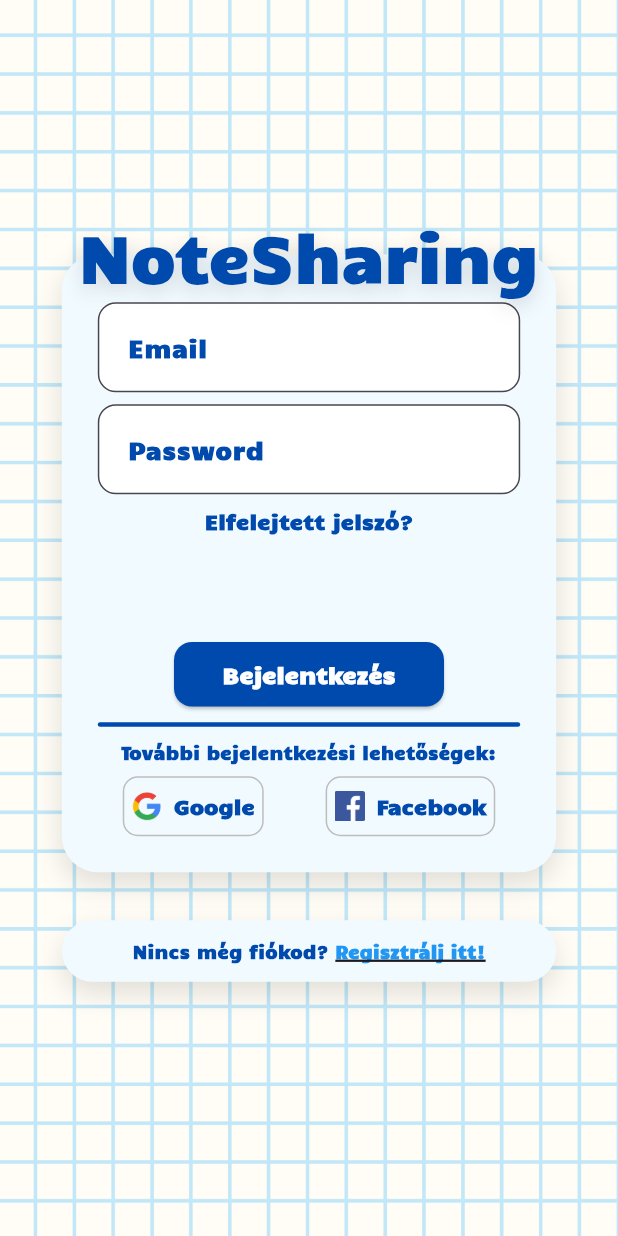
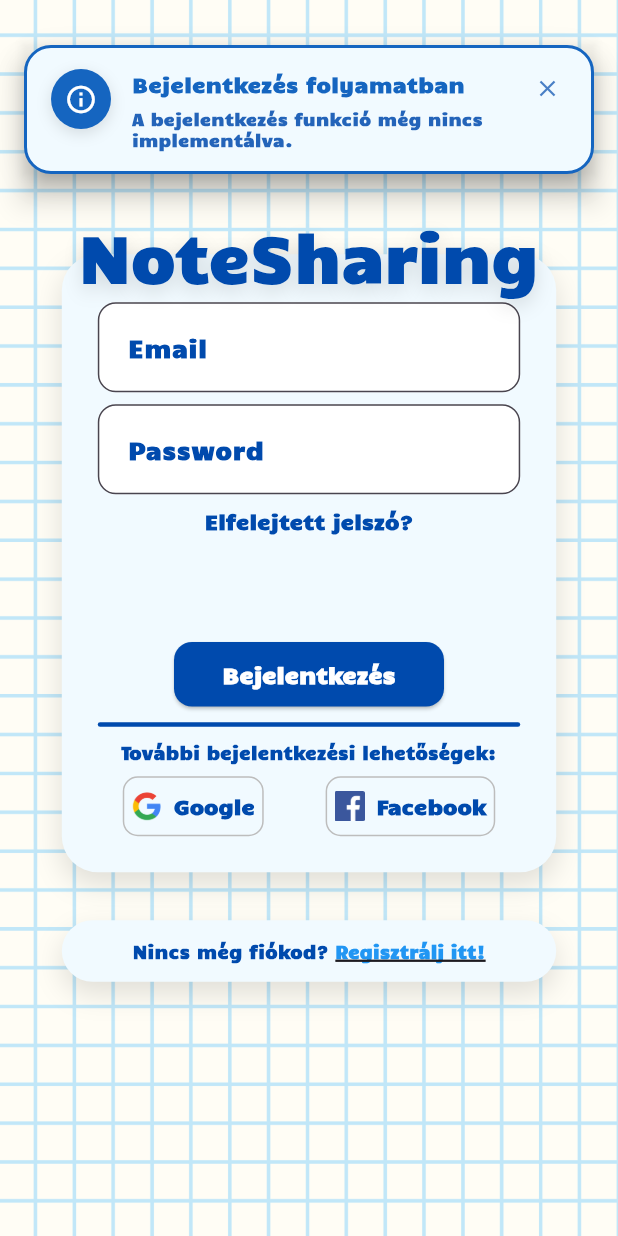
Before and after one commit to BojszaReka/NoteSharing, a Flutter app: the screen it shows after launch, after a tap on "Bejelentkezés", on a phone screen of 412 x 824 dp. Run offline on Flutter 3.47's test engine with Material 3 defaults, Android fonts, the phone set to English and light mode, and no system bars.

Commit message:
#35 Notification system is fully implemented and usable

```diff
--- a/NoteSharing_UI/lib/application/configs/app_colors.dart
+++ b/NoteSharing_UI/lib/application/configs/app_colors.dart
@@ -3,8 +3,20 @@ import 'package:flutter/material.dart';
 abstract class AppColors {
   static const Color _blue1 = Color(0xFF004AAD);
   static const Color _lightBlue1 = Color(0xFFF1FAFF);
+  // Notification palette
+  static const Color _error = Color(0xFFE53935); // Red 600-ish
+  static const Color _success = Color(0xFF2E7D32); // Green 700-ish
+  static const Color _info = Color(0xFF1565C0); // Blue 800-ish
+  static const Color _warning = Color(0xFFF9A825); // Amber 800 (reserved for future)
 
   // Login Page Colors
   static const loginMainTextColor = _blue1;
   static const loginBoxBackgroundColor = _lightBlue1;
+
+  // Notifications (exported)
+  static const notificationError = _error;
+  static const notificationSuccess = _success;
+  static const notificationInfo = _info;
+  static const notificationWarning = _warning; // not yet used, future expansion
+  static const notificationBackground = Colors.white; // Card surface for notifications
 }
--- /dev/null
+++ b/NoteSharing_UI/lib/common/notifications/app_notification.dart
@@ -0,0 +1,44 @@
+import 'package:flutter/material.dart';
+import 'package:notesharing_ui/application/configs/app_colors.dart';
+
+enum AppNotificationType { error, info, success }
+
+class AppNotification {
+  final String id;
+  final String title;
+  final String? message;
+  final AppNotificationType type;
+  final Duration duration;
+  final DateTime createdAt;
+
+  AppNotification({
+    required this.id,
+    required this.title,
+    this.message,
+    required this.type,
+    Duration? duration,
+  })  : duration = duration ?? const Duration(seconds: 4),
+        createdAt = DateTime.now();
+}
+
+IconData notificationIcon(AppNotificationType type) {
+  switch (type) {
+    case AppNotificationType.error:
+      return Icons.error_outline;
+    case AppNotificationType.success:
+      return Icons.check_circle_outline;
+    case AppNotificationType.info:
+      return Icons.info_outline;
+  }
+}
+
+Color notificationColor(AppNotificationType type) {
+  switch (type) {
+    case AppNotificationType.error:
+      return AppColors.notificationError;
+    case AppNotificationType.success:
+      return AppColors.notificationSuccess;
+    case AppNotificationType.info:
+      return AppColors.notificationInfo;
+  }
+}
--- /dev/null
+++ b/NoteSharing_UI/lib/common/notifications/notification_host.dart
@@ -0,0 +1,172 @@
+import 'package:flutter/material.dart';
+import 'app_notification.dart';
+import 'notification_service.dart';
+import 'package:notesharing_ui/application/configs/app_colors.dart';
+
+class NotificationHost extends StatelessWidget {
+  final Widget child;
+  const NotificationHost({super.key, required this.child});
+
+  @override
+  Widget build(BuildContext context) {
+    return Stack(
+      children: [
+        child,
+        Positioned(
+          top: 24,
+          left: 0,
+            right: 0,
+          child: SafeArea(
+            child: _NotificationOverlay(),
+          ),
+        ),
+      ],
+    );
+  }
+}
+
+class _NotificationOverlay extends StatelessWidget {
+  @override
+  Widget build(BuildContext context) {
+    final service = NotificationProvider.of(context);
+    final notes = service.notifications;
+    return Column(
+      mainAxisSize: MainAxisSize.min,
+      children: [
+        for (final n in notes)
+          Padding(
+            padding: const EdgeInsets.symmetric(horizontal: 16, vertical: 6),
+            child: _NotificationCard(notification: n, onDismiss: () => service.dismiss(n.id)),
+          ),
+      ],
+    );
+  }
+}
+
+class _NotificationCard extends StatefulWidget {
+  final AppNotification notification;
+  final VoidCallback onDismiss;
+  const _NotificationCard({required this.notification, required this.onDismiss});
+
+  @override
+  State<_NotificationCard> createState() => _NotificationCardState();
+}
+
+class _NotificationCardState extends State<_NotificationCard> with SingleTickerProviderStateMixin {
+  late AnimationController _controller;
+  late Animation<double> _fade;
+  late Animation<Offset> _slide;
+
+  @override
+  void initState() {
+    super.initState();
+    _controller = AnimationController(vsync: this, duration: const Duration(milliseconds: 260));
+    _fade = CurvedAnimation(parent: _controller, curve: Curves.easeOut);
+    _slide = Tween(begin: const Offset(0, -0.2), end: Offset.zero)
+        .animate(CurvedAnimation(parent: _controller, curve: Curves.easeOutCubic));
+    _controller.forward();
+  }
+
+  @override
+  void dispose() {
+    _controller.dispose();
+    super.dispose();
+  }
+
+  @override
+  Widget build(BuildContext context) {
+    final n = widget.notification;
+    final color = notificationColor(n.type);
+    return Dismissible(
+      key: ValueKey(n.id),
+      direction: DismissDirection.horizontal,
+      onDismissed: (_) => widget.onDismiss(),
+      child: FadeTransition(
+        opacity: _fade,
+        child: SlideTransition(
+          position: _slide,
+          child: Material(
+            elevation: 8,
+            color: Colors.transparent,
+            child: Container(
+              constraints: const BoxConstraints(maxWidth: 520),
+              decoration: BoxDecoration(
+                color: AppColors.loginBoxBackgroundColor,
+                borderRadius: BorderRadius.circular(18),
+                border: Border.all(color: color, width: 2),
+                boxShadow: const [
+                  BoxShadow(
+                    color: Colors.black12,
+                    blurRadius: 16,
+                    offset: Offset(0, 6),
+                  )
+                ],
+              ),
+              padding: const EdgeInsets.symmetric(horizontal: 16, vertical: 14),
+              child: Row(
+                crossAxisAlignment: CrossAxisAlignment.start,
+                children: [
+                  Container(
+                    width: 40,
+                    height: 40,
+                    decoration: BoxDecoration(
+                      color: color,
+                      shape: BoxShape.circle,
+                      boxShadow: const [
+                        BoxShadow(
+                          color: Colors.black12,
+                          blurRadius: 8,
+                          offset: Offset(0, 3),
+                        )
+                      ],
+                    ),
+                    child: Icon(notificationIcon(n.type), color: Colors.white, size: 22),
+                  ),
+                  const SizedBox(width: 14),
+                  Expanded(
+                    child: Column(
+                      crossAxisAlignment: CrossAxisAlignment.start,
+                      children: [
+                        Text(
+                          n.title,
+                          style: TextStyle(
+                            fontFamily: 'Candal',
+                            fontWeight: FontWeight.bold,
+                            fontSize: 14,
+                            color: color,
+                          ),
+                        ),
+                        if (n.message != null && n.message!.trim().isNotEmpty) ...[
+                          const SizedBox(height: 6),
+                          Text(
+                            n.message!,
+                            style: TextStyle(
+                              fontFamily: 'Candal',
+                              fontWeight: FontWeight.bold,
+                              fontSize: 11.5,
+                              height: 1.25,
+                              color: AppColors.loginMainTextColor.withOpacity(0.85),
+                            ),
+                          ),
+                        ],
+                      ],
+                    ),
+                  ),
+                  const SizedBox(width: 8),
+                  InkWell(
+                    onTap: widget.onDismiss,
+                    borderRadius: BorderRadius.circular(20),
+                    child: Padding(
+                      padding: const EdgeInsets.all(4.0),
+                      child: Icon(Icons.close, size: 18, color: AppColors.loginMainTextColor.withOpacity(0.7)),
+                    ),
+                  ),
+                ],
+              ),
+            ),
+          ),
+        ),
+      ),
+    );
+  }
+}
--- /dev/null
+++ b/NoteSharing_UI/lib/common/notifications/notification_service.dart
@@ -0,0 +1,56 @@
+import 'dart:async';
+import 'package:flutter/material.dart';
+import 'app_notification.dart';
+
+class NotificationService extends ChangeNotifier {
+  final List<AppNotification> _queue = [];
+
+  List<AppNotification> get notifications => List.unmodifiable(_queue);
+
+  void show({
+    required String title,
+    String? message,
+    required AppNotificationType type,
+    Duration? duration,
+  }) {
+    final note = AppNotification(
+      id: UniqueKey().toString(),
+      title: title,
+      message: message,
+      type: type,
+      duration: duration,
+    );
+    _queue.add(note);
+    notifyListeners();
+    Timer(note.duration, () => dismiss(note.id));
+  }
+
+  void dismiss(String id) {
+    final index = _queue.indexWhere((n) => n.id == id);
+    if (index != -1) {
+      _queue.removeAt(index);
+      notifyListeners();
+    }
+  }
+
+  void clear() {
+    if (_queue.isNotEmpty) {
+      _queue.clear();
+      notifyListeners();
+    }
+  }
+}
+
+class NotificationProvider extends InheritedNotifier<NotificationService> {
+  const NotificationProvider({
+    super.key,
+    required NotificationService service,
+    required Widget child,
+  }) : super(notifier: service, child: child);
+
+  static NotificationService of(BuildContext context) {
+    final provider = context.dependOnInheritedWidgetOfExactType<NotificationProvider>();
+    assert(provider != null, 'NotificationProvider not found in context');
+    return provider!.notifier!;
+  }
+}
--- a/NoteSharing_UI/lib/features/login/login_page.dart
+++ b/NoteSharing_UI/lib/features/login/login_page.dart
@@ -1,5 +1,7 @@
 import 'package:flutter/material.dart';
 import 'package:notesharing_ui/application/configs/app_colors.dart';
+import 'package:notesharing_ui/common/notifications/notification_service.dart';
+import 'package:notesharing_ui/common/notifications/app_notification.dart';
 import 'package:notesharing_ui/features/register/register_page.dart';
 
 class LoginPage extends StatelessWidget {
@@ -64,6 +66,15 @@ class LoginPage extends StatelessWidget {
 
   @override
   Widget build(BuildContext context) {
+    void showLoginNotImplemented() {
+      final svc = NotificationProvider.of(context);
+      svc.show(
+        title: 'Bejelentkezés folyamatban',
+        message: 'A bejelentkezés funkció még nincs implementálva.',
+        type: AppNotificationType.info,
+        duration: const Duration(seconds: 4),
+      );
+    }
     final size = MediaQuery.of(context).size;
     final boxWidth = size.width * 0.8 > 350 ? 350.0 : size.width * 0.8;
     final boxHeight = size.height * 0.5 > 600 ? 600.0 : size.height * 0.5;
@@ -158,7 +169,7 @@ class LoginPage extends StatelessWidget {
                                 child: SizedBox(
                                   width: 180,
                                   child: ElevatedButton(
-                                    onPressed: () {},
+                                    onPressed: showLoginNotImplemented,
                                     style: ElevatedButton.styleFrom(
                                       padding: const EdgeInsets.symmetric(
                                         vertical: 12,
--- a/NoteSharing_UI/lib/features/register/register_page.dart
+++ b/NoteSharing_UI/lib/features/register/register_page.dart
@@ -1,5 +1,7 @@
 import 'package:flutter/material.dart';
 import 'package:notesharing_ui/application/configs/app_colors.dart';
+import 'package:notesharing_ui/common/notifications/notification_service.dart';
+import 'package:notesharing_ui/common/notifications/app_notification.dart';
 
 enum UserType { simple, student, instructor }
 
@@ -641,8 +643,13 @@ class _RegisterPageState extends State<RegisterPage> {
     if (_currentStep < steps.length - 1) {
       setState(() => _currentStep++);
     } else {
-      ScaffoldMessenger.of(context).showSnackBar(
-        const SnackBar(content: Text('Regisztráció (design only)')),
+      // Show info notification for unimplemented registration logic
+      final svc = NotificationProvider.of(context);
+      svc.show(
+        title: 'Regisztráció',
+        message: 'A regisztráció funkció még nincs implementálva.',
+        type: AppNotificationType.info,
+        duration: const Duration(seconds: 4),
       );
     }
   }
--- a/NoteSharing_UI/lib/main.dart
+++ b/NoteSharing_UI/lib/main.dart
@@ -1,6 +1,8 @@
 import 'package:flutter/material.dart';
 
 import 'features/login/login_page.dart';
+import 'common/notifications/notification_service.dart';
+import 'common/notifications/notification_host.dart';
 
 void main() {
   runApp(const NoteSharingApp());
@@ -11,13 +13,18 @@ class NoteSharingApp extends StatelessWidget {
 
   @override
   Widget build(BuildContext context) {
-    return MaterialApp(
+    final notificationService = NotificationService();
+    return NotificationProvider(
+      service: notificationService,
+      child: MaterialApp(
         title: 'Note Sharing',
         debugShowCheckedModeBanner: false,
+        builder: (context, child) => NotificationHost(child: child ?? const SizedBox()),
         initialRoute: '/',
         routes: {
           '/': (context) => const LoginPage(),
         },
+      ),
     );
   }
 }
```
Lines whose indentation alone changed are shown as unchanged.
